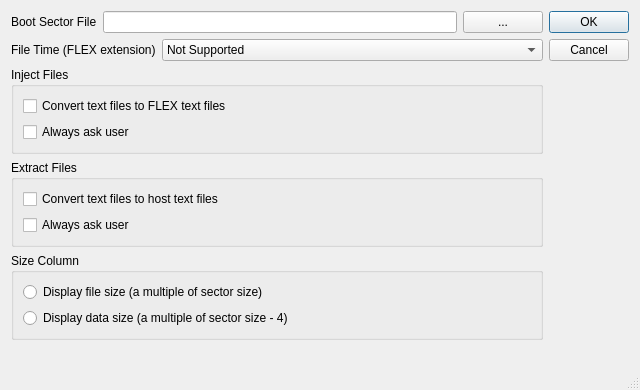
Before: the Qt Designer form src/fpopt.ui in aladur/flexemu, drawn with Qt 5.
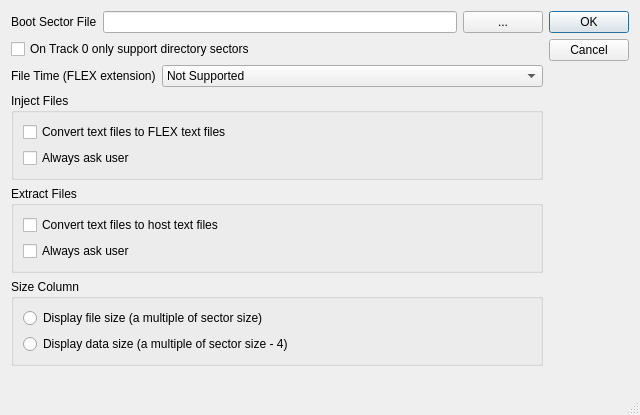
After: the same form once the commit is applied.

Commit message:
flexplorer: Support not only directory sec. on track 0.
- New option: "On Track 0 only support directory sectors".
- The default is to only support directory sectors on track 0.
  The last accessible sector on track 0 is the end of the directory
  sector chain.
- To support only dir. sectors on track 0 is a feature commited with:
  efc05dd7de25f024a9d4972519d4cfeb1078c9d9
- With deselecting the new option all sectors on track 0 are
  accessible.

The edit to the form file:
```diff
--- a/src/fpopt.ui
+++ b/src/fpopt.ui
@@ -10,7 +10,7 @@
     <x>0</x>
     <y>0</y>
     <width>640</width>
-    <height>390</height>
+    <height>415</height>
    </rect>
   </property>
   <property name="sizePolicy">
@@ -22,7 +22,7 @@
   <property name="minimumSize">
    <size>
     <width>640</width>
-    <height>390</height>
+    <height>415</height>
    </size>
   </property>
   <property name="maximumSize">
@@ -42,7 +42,7 @@
   </property>
   <layout class="QHBoxLayout" name="horizontalLayout_1">
    <item>
-    <layout class="QVBoxLayout" name="verticalLayout" stretch="0,0,0,0,0,0">
+    <layout class="QVBoxLayout" name="verticalLayout" stretch="0,0,0,0,0,0,0">
      <property name="spacing">
       <number>6</number>
      </property>
@@ -80,6 +80,13 @@
        </item>
       </layout>
      </item>
+     <item>
+      <widget class="QCheckBox" name="c_onTrack0OnlyDirSectors">
+       <property name="text">
+        <string>On Track 0 only support directory sectors</string>
+       </property>
+      </widget>
+     </item>
      <item>
       <layout class="QHBoxLayout" name="horizontalLayout" stretch="0,10">
        <property name="sizeConstraint">
```
The commit also changes 7 other files.
